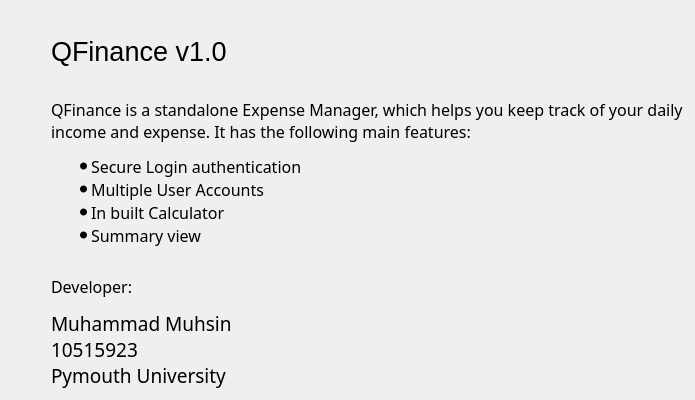
This is about.ui in m-muhsin/QFinance as Qt 5 draws it before an edit. The edited form follows.
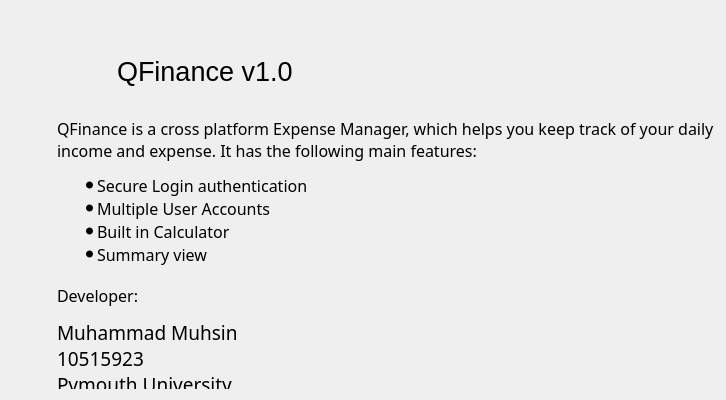
This is the edited form. Icons and pictures are not drawn.

```diff
--- a/about.ui
+++ b/about.ui
@@ -14,29 +14,44 @@
    <string>Form</string>
   </property>
   <layout class="QGridLayout" name="gridLayout">
-   <item row="0" column="0">
-    <layout class="QGridLayout" name="gridLayout_2">
-     <item row="3" column="1">
-      <widget class="QLabel" name="lblCredits">
-       <property name="minimumSize">
+   <item row="0" column="0" colspan="2">
+    <layout class="QHBoxLayout" name="horizontalLayout_5">
+     <property name="leftMargin">
+      <number>20</number>
+     </property>
+     <property name="topMargin">
+      <number>20</number>
+     </property>
+     <item>
+      <widget class="QLabel" name="label_2">
+       <property name="maximumSize">
         <size>
-         <width>0</width>
-         <height>113</height>
+         <width>80</width>
+         <height>80</height>
         </size>
        </property>
-       <property name="font">
-        <font>
-         <family>Calibri Light</family>
-         <pointsize>14</pointsize>
-        </font>
-       </property>
        <property name="text">
-        <string>&lt;html&gt;&lt;head/&gt;&lt;body&gt;&lt;p&gt;&lt;span style=&quot; font-size:12pt;&quot;&gt;Developer:&lt;/span&gt;&lt;/p&gt;&lt;p&gt;Muhammad Muhsin&lt;br/&gt;10515923&lt;br/&gt;Pymouth University&lt;/p&gt;&lt;/body&gt;&lt;/html&gt;</string>
+        <string/>
+       </property>
+       <property name="pixmap">
+        <pixmap resource="images.qrc">:/icons/qf-logo.png</pixmap>
+       </property>
+       <property name="scaledContents">
+        <bool>true</bool>
+       </property>
+       <property name="margin">
+        <number>0</number>
        </property>
       </widget>
      </item>
-     <item row="0" column="1">
+     <item>
       <widget class="QLabel" name="lblHeading">
+       <property name="minimumSize">
+        <size>
+         <width>200</width>
+         <height>80</height>
+        </size>
+       </property>
        <property name="font">
         <font>
          <family>Segoe UI</family>
@@ -48,29 +63,9 @@
        </property>
       </widget>
      </item>
-     <item row="1" column="1">
-      <widget class="QLabel" name="lblDescription">
-       <property name="minimumSize">
-        <size>
-         <width>0</width>
-         <height>160</height>
-        </size>
-       </property>
-       <property name="font">
-        <font>
-         <family>Calibri Light</family>
-         <pointsize>12</pointsize>
-        </font>
-       </property>
-       <property name="text">
-        <string>&lt;html&gt;&lt;head/&gt;&lt;body&gt;&lt;p&gt;QFinance is a standalone Expense Manager, which helps you keep track of your daily &lt;br/&gt;income and expense. It has the following main features: &lt;/p&gt;&lt;ul style=&quot;margin-top: 0px; margin-bottom: 0px; margin-left: 0px; margin-right: 0px; -qt-list-indent: 1;&quot;&gt;&lt;li style=&quot; margin-top:12px; margin-bottom:0px; margin-left:0px; margin-right:0px; -qt-block-indent:0; text-indent:0px;&quot;&gt;Secure Login authentication&lt;/li&gt;&lt;/ul&gt;&lt;ul style=&quot;margin-top: 0px; margin-bottom: 0px; margin-left: 0px; margin-right: 0px; -qt-list-indent: 1;&quot;&gt;&lt;li style=&quot; margin-top:0px; margin-bottom:0px; margin-left:0px; margin-right:0px; -qt-block-indent:0; text-indent:0px;&quot;&gt;Multiple User Accounts&lt;/li&gt;&lt;li style=&quot; margin-top:0px; margin-bottom:0px; margin-left:0px; margin-right:0px; -qt-block-indent:0; text-indent:0px;&quot;&gt;In built Calculator&lt;/li&gt;&lt;li style=&quot; margin-top:0px; margin-bottom:0px; margin-left:0px; margin-right:0px; -qt-block-indent:0; text-indent:0px;&quot;&gt;Summary view&lt;br/&gt;&lt;/li&gt;&lt;/ul&gt;&lt;/body&gt;&lt;/html&gt;</string>
-       </property>
-       <property name="textFormat">
-        <enum>Qt::RichText</enum>
-       </property>
-      </widget>
-     </item>
-     <item row="3" column="0">
+    </layout>
+   </item>
+   <item row="1" column="0">
       <spacer name="horizontalSpacer">
        <property name="orientation">
         <enum>Qt::Horizontal</enum>
@@ -86,8 +81,47 @@
        </property>
       </spacer>
      </item>
-    </layout>
+   <item row="1" column="1">
+    <widget class="QLabel" name="lblDescription">
+     <property name="minimumSize">
+      <size>
+       <width>0</width>
+       <height>56</height>
+      </size>
+     </property>
+     <property name="font">
+      <font>
+       <family>Calibri Light</family>
+       <pointsize>12</pointsize>
+      </font>
+     </property>
+     <property name="text">
+      <string>&lt;html&gt;&lt;head/&gt;&lt;body&gt;&lt;p&gt;QFinance is a cross platform Expense Manager, which helps you keep track of your daily &lt;br/&gt;income and expense. It has the following main features: &lt;/p&gt;&lt;ul style=&quot;margin-top: 0px; margin-bottom: 0px; margin-left: 0px; margin-right: 0px; -qt-list-indent: 1;&quot;&gt;&lt;li style=&quot; margin-top:12px; margin-bottom:0px; margin-left:0px; margin-right:0px; -qt-block-indent:0; text-indent:0px;&quot;&gt;Secure Login authentication&lt;/li&gt;&lt;/ul&gt;&lt;ul style=&quot;margin-top: 0px; margin-bottom: 0px; margin-left: 0px; margin-right: 0px; -qt-list-indent: 1;&quot;&gt;&lt;li style=&quot; margin-top:0px; margin-bottom:0px; margin-left:0px; margin-right:0px; -qt-block-indent:0; text-indent:0px;&quot;&gt;Multiple User Accounts&lt;/li&gt;&lt;li style=&quot; margin-top:0px; margin-bottom:0px; margin-left:0px; margin-right:0px; -qt-block-indent:0; text-indent:0px;&quot;&gt;Built in Calculator&lt;/li&gt;&lt;li style=&quot; margin-top:0px; margin-bottom:0px; margin-left:0px; margin-right:0px; -qt-block-indent:0; text-indent:0px;&quot;&gt;Summary view&lt;br/&gt;&lt;/li&gt;&lt;/ul&gt;&lt;/body&gt;&lt;/html&gt;</string>
+     </property>
+     <property name="textFormat">
+      <enum>Qt::RichText</enum>
+     </property>
+    </widget>
    </item>
+   <item row="2" column="1">
+    <widget class="QLabel" name="lblCredits">
+     <property name="minimumSize">
+      <size>
+       <width>0</width>
+       <height>81</height>
+      </size>
+     </property>
+     <property name="font">
+      <font>
+       <family>Calibri Light</family>
+       <pointsize>14</pointsize>
+      </font>
+     </property>
+     <property name="text">
+      <string>&lt;html&gt;&lt;head/&gt;&lt;body&gt;&lt;p&gt;&lt;span style=&quot; font-size:12pt;&quot;&gt;Developer:&lt;/span&gt;&lt;/p&gt;&lt;p&gt;Muhammad Muhsin&lt;br/&gt;10515923&lt;br/&gt;Pymouth University&lt;/p&gt;&lt;/body&gt;&lt;/html&gt;</string>
+     </property>
+    </widget>
+   </item>
   </layout>
  </widget>
  <resources/>
```
Left out of the diff: 4 changed lines with no effect on the pictures. Lines whose indentation alone changed are shown as unchanged.
